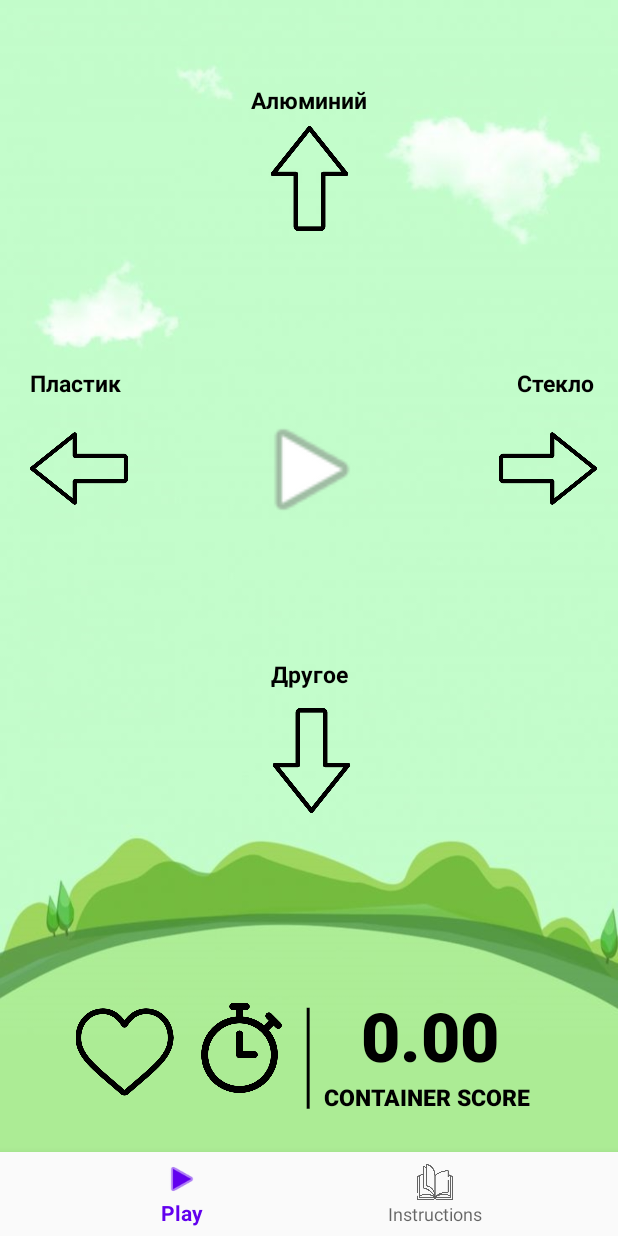
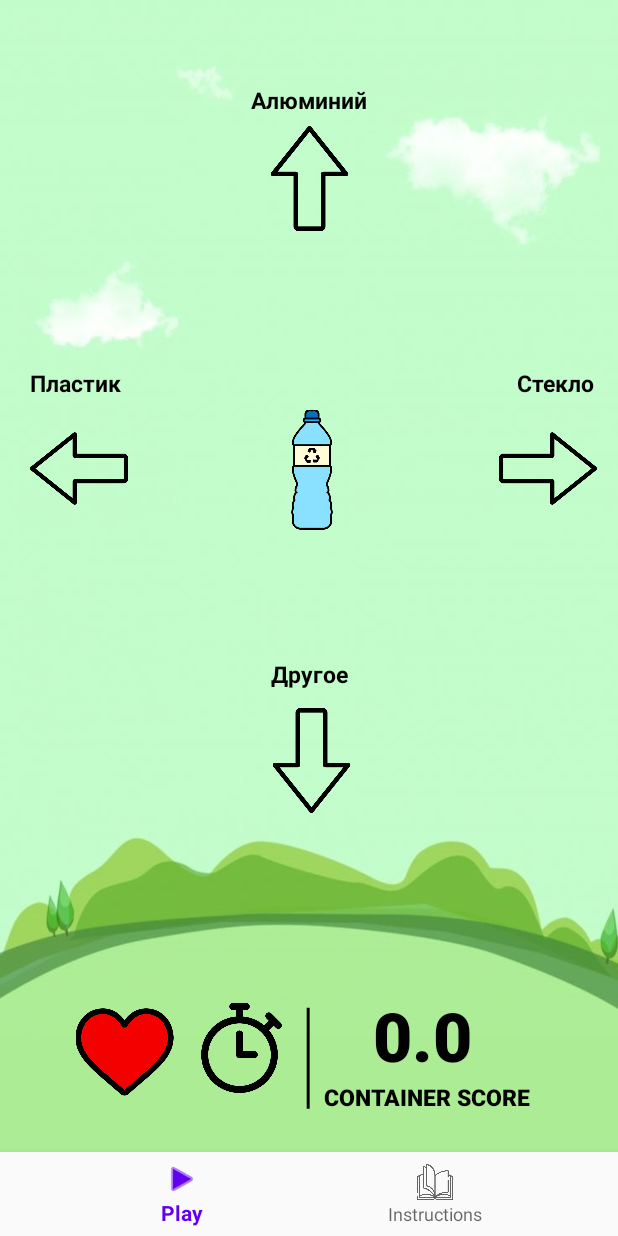
Before and after one commit to DivisionCom/recycling-application, an Android app: the MenuActivity screen opened directly, with no data from a screen before it, on a phone screen of 412 x 824 dp. Run offline under Robolectric (Android 15) with nearby library versions, the phone set to English and light mode, and no system bars; our stand-ins replace navigation-ui.

Commit message:
Add game functionality, score updating, lifes system with fading heart, 12 randomly changing objects when you click on the arrows

```diff
--- a/app/src/main/java/com/example/recycler/MenuActivity.kt
+++ b/app/src/main/java/com/example/recycler/MenuActivity.kt
@@ -1,8 +1,12 @@
 package com.example.recycler
 
+import android.annotation.SuppressLint
 import android.os.Bundle
 import android.view.View
 import android.widget.ImageView
+import android.widget.TextView
+import android.widget.Toast
+import androidx.appcompat.app.AlertDialog
 import com.google.android.material.bottomnavigation.BottomNavigationView
 import androidx.appcompat.app.AppCompatActivity
 import androidx.navigation.findNavController
@@ -10,10 +14,28 @@ import androidx.navigation.ui.AppBarConfiguration
 import androidx.navigation.ui.setupActionBarWithNavController
 import androidx.navigation.ui.setupWithNavController
 import com.example.recycler.databinding.ActivityMenuBinding
+import kotlin.random.Random
 
 class MenuActivity : AppCompatActivity() {
 
 private lateinit var binding: ActivityMenuBinding
+
+    private var scoreNum = 0.0
+    private var lifes = 3
+    private var randomImages: IntArray = intArrayOf(
+        R.drawable.glass_1,
+        R.drawable.glass_2,
+        R.drawable.glass_3,
+        R.drawable.plastic_1,
+        R.drawable.plastic_2,
+        R.drawable.plastic_3,
+        R.drawable.aluminum_1,
+        R.drawable.aluminum_2,
+        R.drawable.aluminum_3,
+        R.drawable.other_1,
+        R.drawable.other_2,
+        R.drawable.other_3
+    )
 
     override fun onCreate(savedInstanceState: Bundle?) {
         super.onCreate(savedInstanceState)
@@ -32,8 +54,114 @@ private lateinit var binding: ActivityMenuBinding
         // setupActionBarWithNavController(navController, appBarConfiguration)
          navView.setupWithNavController(navController)
 
-//        change imageView resource
-//        val mainObject = findViewById<ImageView>(R.id.image_object)
-//        mainObject.setImageResource(R.drawable.heart)
+        scoreUpdate("initial")
+        heartUpdate()
+    }
+
+    fun rightArrowClick(view: View) {
+        scoreUpdate("right")
+        heartUpdate()
+    }
+
+    fun leftArrowClick(view: View) {
+        scoreUpdate("left")
+        heartUpdate()
+    }
+
+    fun upArrowClick(view: View) {
+        scoreUpdate("up")
+        heartUpdate()
+    }
+
+    fun downArrowClick(view: View) {
+        scoreUpdate("down")
+        heartUpdate()
+    }
+
+     @SuppressLint("UseCompatLoadingForDrawables")
+     private fun scoreUpdate(direction: String) {
+        val mainObject = findViewById<ImageView>(R.id.image_object)
+        val score = findViewById<TextView>(R.id.text_score_number)
+
+        val currentImage = mainObject.drawable.constantState
+        val glass1 = resources.getDrawable(R.drawable.glass_1).constantState
+        val glass2 = resources.getDrawable(R.drawable.glass_2).constantState
+        val glass3 = resources.getDrawable(R.drawable.glass_3).constantState
+        val plastic1 = resources.getDrawable(R.drawable.plastic_1).constantState
+        val plastic2 = resources.getDrawable(R.drawable.plastic_2).constantState
+        val plastic3 = resources.getDrawable(R.drawable.plastic_3).constantState
+        val aluminum1 = resources.getDrawable(R.drawable.aluminum_1).constantState
+        val aluminum2 = resources.getDrawable(R.drawable.aluminum_2).constantState
+        val aluminum3 = resources.getDrawable(R.drawable.aluminum_3).constantState
+        val other1 = resources.getDrawable(R.drawable.other_1).constantState
+        val other2 = resources.getDrawable(R.drawable.other_2).constantState
+        val other3 = resources.getDrawable(R.drawable.other_3).constantState
+
+         when (direction) {
+             "right" -> {
+                 when (currentImage) {
+                     glass1 -> scoreNum += 1.0
+                     glass2 -> scoreNum += 1.0
+                     glass3 -> scoreNum += 1.0
+                     else -> lifes--
+                 }
+             }
+             "left" -> {
+                 when (currentImage) {
+                     plastic1 -> scoreNum += 1.0
+                     plastic2 -> scoreNum += 1.0
+                     plastic3 -> scoreNum += 1.0
+                     else -> lifes--
+                 }
+             }
+             "up" -> {
+                 when (currentImage) {
+                     aluminum1 -> scoreNum += 1.0
+                     aluminum2 -> scoreNum += 1.0
+                     aluminum3 -> scoreNum += 1.0
+                     else -> lifes--
+                 }
+             }
+             "down" -> {
+                 when (currentImage) {
+                     other1 -> scoreNum += 1.0
+                     other2 -> scoreNum += 1.0
+                     other3 -> scoreNum += 1.0
+                     else -> lifes--
+                 }
+             }
+         }
+
+        val random = Random
+        mainObject.setImageResource(randomImages[random.nextInt(randomImages.size)])
+
+        score.text = scoreNum.toString()
+    }
+
+    private fun heartUpdate() {
+        val builder = AlertDialog.Builder(this)
+        builder.setTitle("Игра провалена!")
+        builder.setMessage("Хотите попробовать еще раз?")
+        builder.setPositiveButton("Начать заново") {
+                dialog, which ->
+            Toast.makeText(this, "Начать заново", Toast.LENGTH_SHORT).show()
+        }
+        builder.setNegativeButton("Обучение") {
+                dialog, which ->
+            Toast.makeText(this, "Обучение", Toast.LENGTH_SHORT).show()
+        }
+
+        val heart = findViewById<ImageView>(R.id.image_heart)
+
+        when (lifes) {
+            3 -> heart.setImageResource(R.drawable.heart_full)
+            2 -> heart.setImageResource(R.drawable.heart_1mis)
+            1 -> heart.setImageResource(R.drawable.heart_2mis)
+            0 -> heart.setImageResource(R.drawable.heart_3mis)
+            else -> {
+                builder.show()
+            }
+        }
+
     }
 }
--- a/app/src/main/res/layout/fragment_home.xml
+++ b/app/src/main/res/layout/fragment_home.xml
@@ -43,14 +43,14 @@
         android:layout_width="wrap_content"
         android:layout_height="wrap_content"
         android:fontFamily="sans-serif-black"
-        android:text="0.00"
+        android:text="0.0"
         android:textAlignment="center"
         android:textColor="#000000"
         android:textSize="45sp"
         android:textStyle="bold"
         app:layout_constraintBottom_toTopOf="@+id/text_score"
         app:layout_constraintEnd_toEndOf="parent"
-        app:layout_constraintHorizontal_bias="0.753"
+        app:layout_constraintHorizontal_bias="0.718"
         app:layout_constraintStart_toStartOf="parent"
         app:layout_constraintTop_toTopOf="parent"
         app:layout_constraintVertical_bias="1.0" />
@@ -75,7 +75,7 @@
         android:id="@+id/image_heart"
         android:layout_width="90dp"
         android:layout_height="65dp"
-        android:src="@drawable/heart"
+        android:src="@drawable/heart_3mis"
         app:layout_constraintBottom_toBottomOf="parent"
         app:layout_constraintEnd_toEndOf="parent"
         app:layout_constraintHorizontal_bias="0.118"
@@ -99,6 +99,7 @@
         android:id="@+id/image_right_arrow"
         android:layout_width="65dp"
         android:layout_height="90dp"
+        android:onClick="rightArrowClick"
         android:src="@drawable/right_arrow2"
         app:layout_constraintBottom_toBottomOf="parent"
         app:layout_constraintEnd_toEndOf="parent"
@@ -123,6 +124,7 @@
         android:id="@+id/image_up_arrow"
         android:layout_width="75dp"
         android:layout_height="70dp"
+        android:onClick="upArrowClick"
         android:src="@drawable/up_arrow"
         app:layout_constraintBottom_toBottomOf="parent"
         app:layout_constraintEnd_toEndOf="parent"
@@ -134,6 +136,7 @@
         android:id="@+id/image_down_arrow"
         android:layout_width="75dp"
         android:layout_height="70dp"
+        android:onClick="downArrowClick"
         android:src="@drawable/down_arrow"
         app:layout_constraintBottom_toBottomOf="parent"
         app:layout_constraintEnd_toEndOf="parent"
@@ -146,6 +149,7 @@
         android:id="@+id/image_left_arrow"
         android:layout_width="65dp"
         android:layout_height="90dp"
+        android:onClick="leftArrowClick"
         android:src="@drawable/left_arrow2"
         app:layout_constraintBottom_toBottomOf="parent"
         app:layout_constraintEnd_toEndOf="parent"
```
Also changed, not shown: app/src/main/res/drawable/aluminum_1.png (added), app/src/main/res/drawable/aluminum_2.png (added), app/src/main/res/drawable/aluminum_3.png (added), app/src/main/res/drawable/glass_1.png (added), app/src/main/res/drawable/glass_2.png (added), app/src/main/res/drawable/glass_3.png (added), app/src/main/res/drawable/heart_1mis.png (added), app/src/main/res/drawable/heart_2mis.png (added), app/src/main/res/drawable/heart_3mis.png (renamed from app/src/main/res/drawable/heart.png), app/src/main/res/drawable/heart_full.png (added), app/src/main/res/drawable/other_1.png (added), app/src/main/res/drawable/other_2.png (added), app/src/main/res/drawable/other_3.png (added), app/src/main/res/drawable/plastic_1.png (added), 2 more files.
